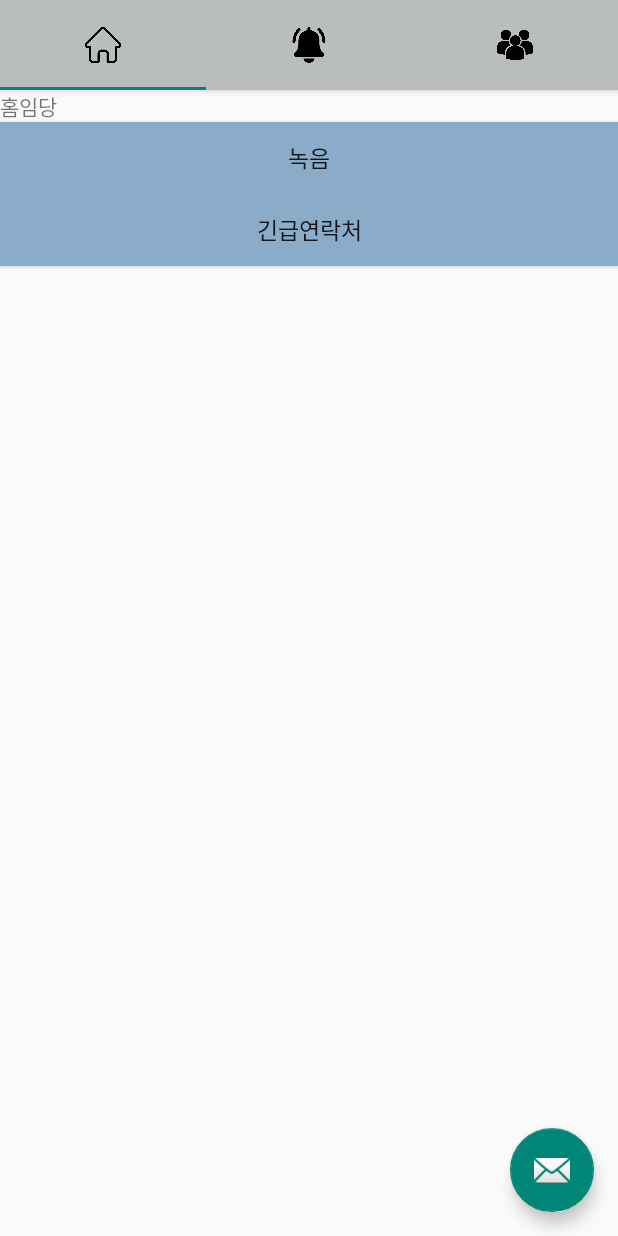
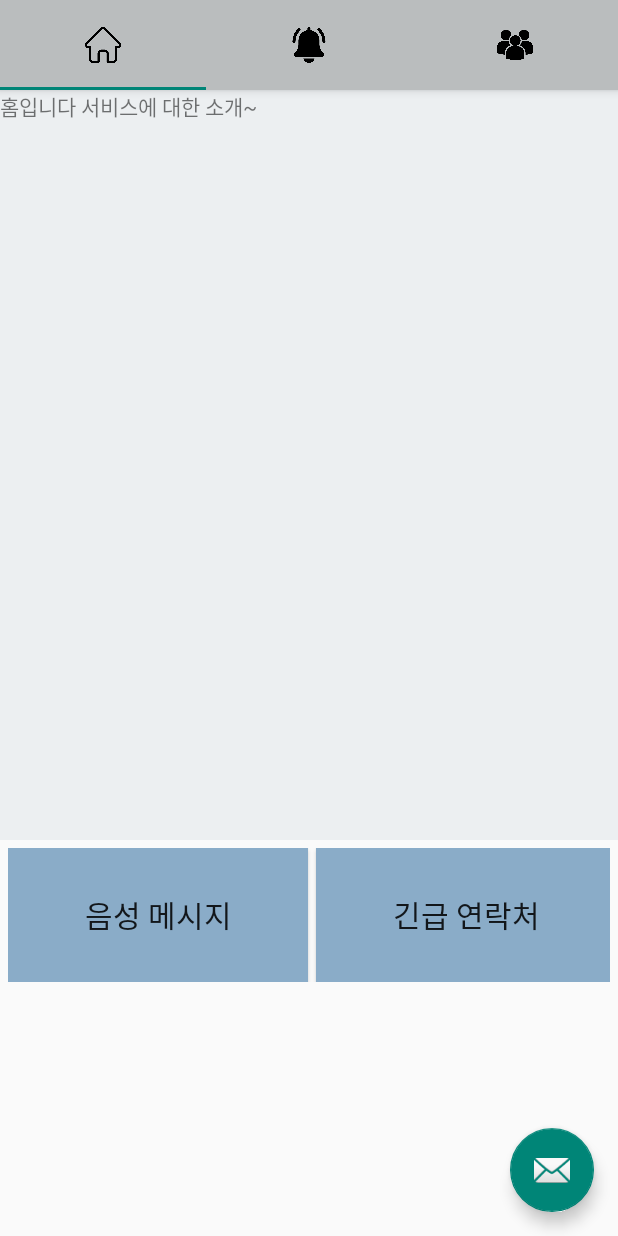
Before and after one commit to SMUW-SW-USIM/BellBellBell, an Android app: the screen it shows after launch (MainActivity), on a phone screen of 412 x 824 dp. Run offline under Robolectric (Android 15) with nearby library versions, the phone set to English and light mode, and no system bars; our stand-ins replace navigation-ui.

Commit message:
update home fragment

```diff
--- a/app/src/main/res/layout/fragment_home.xml
+++ b/app/src/main/res/layout/fragment_home.xml
@@ -1,28 +1,40 @@
 <?xml version="1.0" encoding="utf-8"?>
 <LinearLayout xmlns:android="http://schemas.android.com/apk/res/android"
-    android:orientation="vertical" android:layout_width="match_parent"
+    android:orientation="vertical"
+    android:layout_width="match_parent"
     android:layout_height="match_parent">
 
     <TextView
         android:id="@+id/textView2"
         android:layout_width="match_parent"
-        android:layout_height="wrap_content"
-        android:text="홈임당" />
+        android:layout_height="500dp"
+        android:text="홈입니다 서비스에 대한 소개~"
+        android:background="@color/colorPrimary"/>
+
+    <LinearLayout
+        android:layout_width="match_parent"
+        android:layout_height="100dp"
+        android:orientation="horizontal"
+        android:padding="5dp">
         <Button
             android:id="@+id/btnRecord"
-        android:layout_width="match_parent"
-        android:layout_height="wrap_content"
+            android:layout_width="200dp"
+            android:layout_height="match_parent"
+            android:layout_gravity="left"
             android:fontFamily="@font/minguk"
             android:background="@color/colorSecondaryDark"
-        android:textSize="15dp"
-        android:text="녹음" />
+            android:textSize="20dp"
+            android:text="음성 메시지" />
 
         <Button
             android:id="@+id/btnEmergemcy"
-        android:layout_width="match_parent"
-        android:layout_height="wrap_content"
+            android:layout_width="200dp"
+            android:layout_height="match_parent"
+            android:layout_marginLeft="5dp"
             android:fontFamily="@font/minguk"
             android:background="@color/colorSecondaryDark"
-        android:textSize="15dp"
-        android:text="긴급연락처" />
+            android:textSize="20dp"
+            android:text="긴급 연락처" />
     </LinearLayout>
+
+</LinearLayout>
```
Lines whose indentation alone changed are shown as unchanged.
